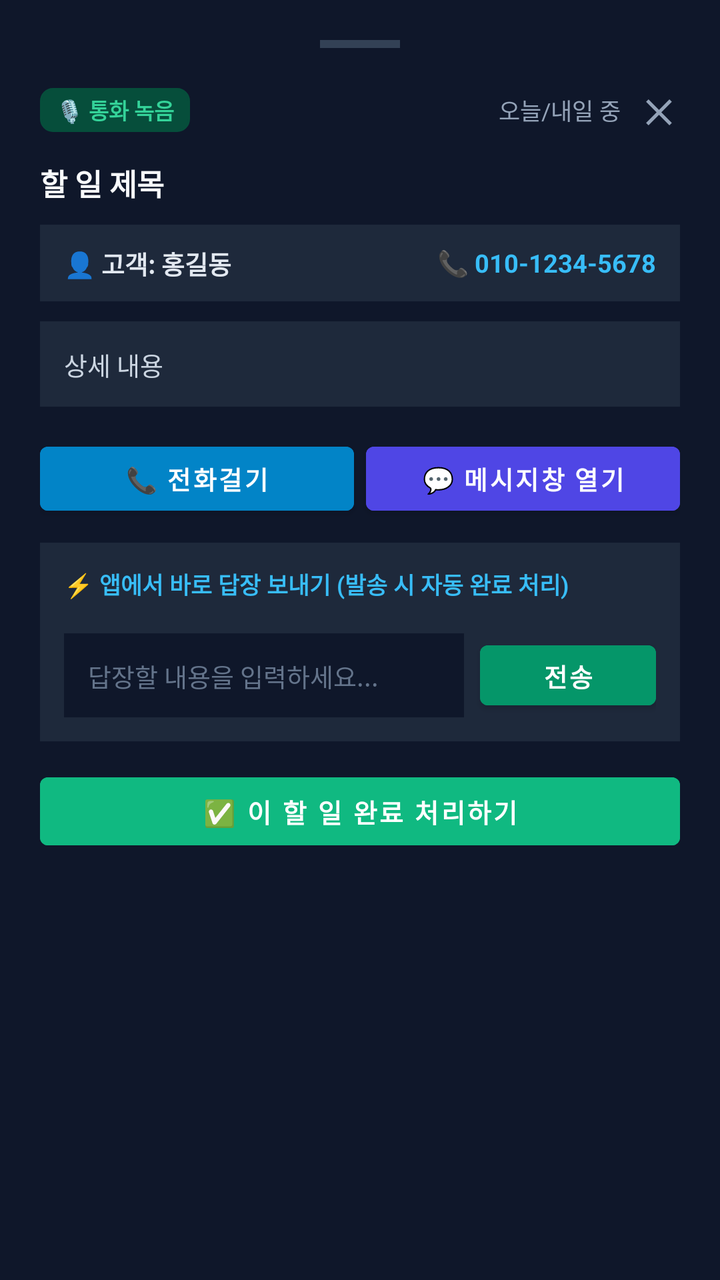
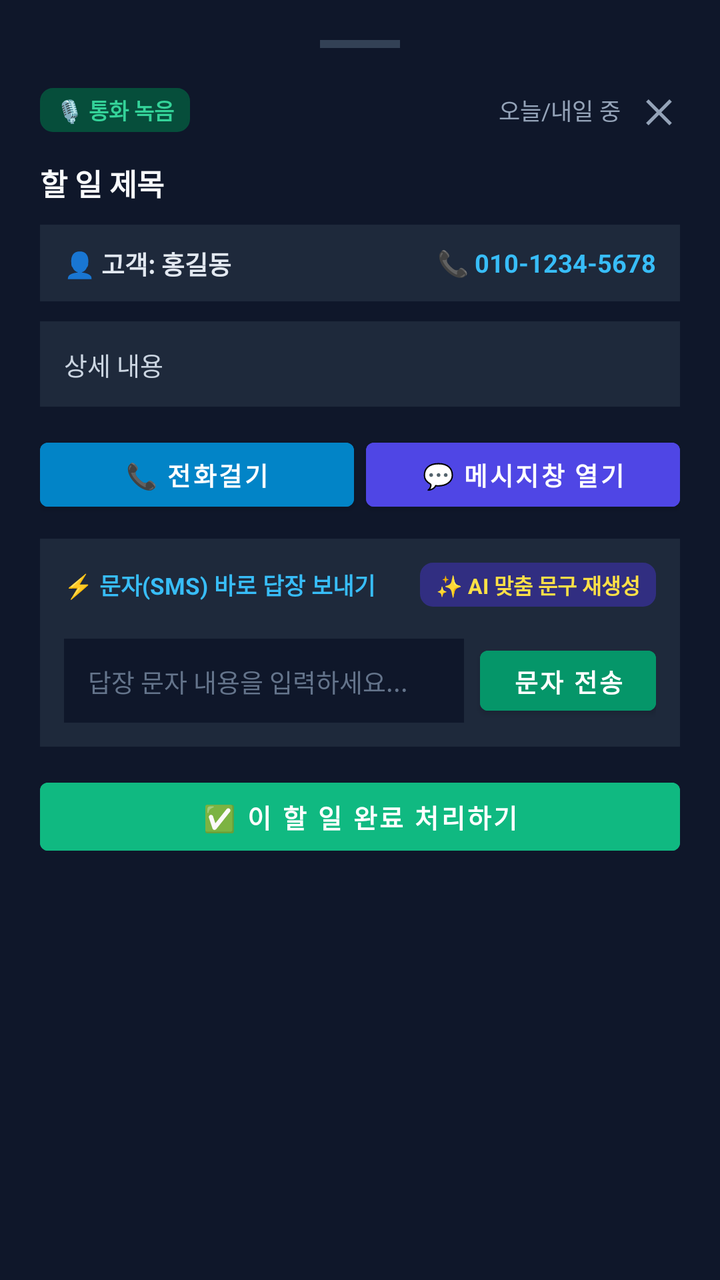

Compare the two renders of this Android layout. The source of the first and the diff that turns it into the second are given below.
<!-- AndroidManifest.xml: application theme Theme.SheetBotDepositAgent -->
<!-- res/layout/dialog_task_action_sheet.xml -->
<?xml version="1.0" encoding="utf-8"?>
<LinearLayout xmlns:android="http://schemas.android.com/apk/res/android"
    android:layout_width="match_parent"
    android:layout_height="wrap_content"
    android:orientation="vertical"
    android:background="#0F172A"
    android:padding="20dp">

    
    <View
        android:layout_width="40dp"
        android:layout_height="4dp"
        android:layout_gravity="center_horizontal"
        android:background="#334155"
        android:layout_marginBottom="16dp" />

    
    <LinearLayout
        android:layout_width="match_parent"
        android:layout_height="wrap_content"
        android:orientation="horizontal"
        android:gravity="center_vertical"
        android:layout_marginBottom="10dp">

        <TextView
            android:id="@+id/tvSheetSourceBadge"
            android:layout_width="wrap_content"
            android:layout_height="wrap_content"
            android:text="🎙️ 통화 녹음"
            android:textColor="#34D399"
            android:textSize="11sp"
            android:textStyle="bold"
            android:background="@drawable/bg_badge_version"
            android:backgroundTint="#064E3B"
            android:paddingHorizontal="8dp"
            android:paddingVertical="3dp"
            android:layout_marginEnd="6dp" />

        <TextView
            android:id="@+id/tvSheetStateBadge"
            android:layout_width="wrap_content"
            android:layout_height="wrap_content"
            android:text="회신요망"
            android:textColor="#E0F2FE"
            android:textSize="11sp"
            android:textStyle="bold"
            android:background="@drawable/bg_badge_version"
            android:backgroundTint="#0284C7"
            android:paddingHorizontal="8dp"
            android:paddingVertical="3dp"
            android:visibility="gone"
            android:layout_marginEnd="6dp" />

        <TextView
            android:id="@+id/tvSheetDueDate"
            android:layout_width="0dp"
            android:layout_height="wrap_content"
            android:layout_weight="1"
            android:text="오늘/내일 중"
            android:textColor="#94A3B8"
            android:textSize="11.5sp"
            android:gravity="end"
            android:layout_marginEnd="8dp" />

        <TextView
            android:id="@+id/btnCloseTaskSheet"
            android:layout_width="wrap_content"
            android:layout_height="wrap_content"
            android:text="✕"
            android:textColor="#94A3B8"
            android:textSize="16sp"
            android:textStyle="bold"
            android:padding="4dp" />
    </LinearLayout>

    
    <TextView
        android:id="@+id/tvSheetTaskTitle"
        android:layout_width="match_parent"
        android:layout_height="wrap_content"
        android:text="할 일 제목"
        android:textColor="#F8FAFC"
        android:textSize="15sp"
        android:textStyle="bold"
        android:lineSpacingExtra="3dp"
        android:layout_marginBottom="10dp" />

    
    <LinearLayout
        android:id="@+id/layoutSheetContactBox"
        android:layout_width="match_parent"
        android:layout_height="wrap_content"
        android:orientation="horizontal"
        android:gravity="center_vertical"
        android:background="#1E293B"
        android:paddingHorizontal="12dp"
        android:paddingVertical="10dp"
        android:layout_marginBottom="10dp">

        <TextView
            android:id="@+id/tvSheetContactName"
            android:layout_width="0dp"
            android:layout_height="wrap_content"
            android:layout_weight="1"
            android:text="👤 고객: 홍길동"
            android:textColor="#E2E8F0"
            android:textSize="12.5sp"
            android:textStyle="bold" />

        <TextView
            android:id="@+id/tvSheetContactPhone"
            android:layout_width="wrap_content"
            android:layout_height="wrap_content"
            android:text="📞 010-1234-5678"
            android:textColor="#38BDF8"
            android:textSize="12.5sp"
            android:textStyle="bold" />
    </LinearLayout>

    
    <androidx.core.widget.NestedScrollView
        android:id="@+id/scrollSheetDescription"
        android:layout_width="match_parent"
        android:layout_height="wrap_content"
        android:maxHeight="150dp"
        android:background="#1E293B"
        android:padding="12dp"
        android:layout_marginBottom="14dp">

        <TextView
            android:id="@+id/tvSheetTaskDescription"
            android:layout_width="match_parent"
            android:layout_height="wrap_content"
            android:text="상세 내용"
            android:textColor="#CBD5E1"
            android:textSize="12.5sp"
            android:lineSpacingExtra="3dp" />
    </androidx.core.widget.NestedScrollView>

    
    <LinearLayout
        android:layout_width="match_parent"
        android:layout_height="wrap_content"
        android:orientation="horizontal"
        android:layout_marginBottom="10dp">

        <Button
            android:id="@+id/btnActionCallNow"
            android:layout_width="0dp"
            android:layout_height="44dp"
            android:layout_weight="1"
            android:text="📞 전화걸기"
            android:textColor="#FFFFFF"
            android:textSize="12.5sp"
            android:textStyle="bold"
            android:backgroundTint="#0284C7"
            android:layout_marginEnd="6dp" />

        <Button
            android:id="@+id/btnActionOpenSmsApp"
            android:layout_width="0dp"
            android:layout_height="44dp"
            android:layout_weight="1"
            android:text="💬 메시지창 열기"
            android:textColor="#FFFFFF"
            android:textSize="12.5sp"
            android:textStyle="bold"
            android:backgroundTint="#4F46E5" />

        <Button
            android:id="@+id/btnActionOpenKakao"
            android:layout_width="0dp"
            android:layout_height="44dp"
            android:layout_weight="1"
            android:text="💛 카톡 열기"
            android:textColor="#1E293B"
            android:textSize="12.5sp"
            android:textStyle="bold"
            android:backgroundTint="#FACC15"
            android:layout_marginStart="6dp"
            android:visibility="gone" />
    </LinearLayout>

    
    <LinearLayout
        android:id="@+id/layoutQuickReplyBox"
        android:layout_width="match_parent"
        android:layout_height="wrap_content"
        android:orientation="vertical"
        android:background="#1E293B"
        android:padding="12dp"
        android:layout_marginBottom="12dp">

        <TextView
            android:id="@+id/tvQuickReplyHeader"
            android:layout_width="match_parent"
            android:layout_height="wrap_content"
            android:text="⚡ 앱에서 바로 답장 보내기 (발송 시 자동 완료 처리)"
            android:textColor="#38BDF8"
            android:textSize="11.5sp"
            android:textStyle="bold"
            android:layout_marginBottom="8dp" />

        
        <HorizontalScrollView
            android:layout_width="match_parent"
            android:layout_height="wrap_content"
            android:scrollbars="none"
            android:layout_marginBottom="8dp">

            <LinearLayout
                android:id="@+id/layoutQuickReplyTemplates"
                android:layout_width="wrap_content"
                android:layout_height="wrap_content"
                android:orientation="horizontal" />
        </HorizontalScrollView>

        
        <LinearLayout
            android:layout_width="match_parent"
            android:layout_height="wrap_content"
            android:orientation="horizontal"
            android:gravity="center_vertical">

            <EditText
                android:id="@+id/etQuickReplyMessage"
                android:layout_width="0dp"
                android:layout_height="wrap_content"
                android:minHeight="42dp"
                android:maxLines="3"
                android:layout_weight="1"
                android:background="#0F172A"
                android:paddingHorizontal="12dp"
                android:paddingVertical="8dp"
                android:hint="답장할 내용을 입력하세요..."
                android:textColor="#FFFFFF"
                android:textColorHint="#64748B"
                android:textSize="12.5sp"
                android:layout_marginEnd="8dp" />

            <Button
                android:id="@+id/btnSendQuickReplyNow"
                android:layout_width="wrap_content"
                android:layout_height="42dp"
                android:text="전송"
                android:textColor="#FFFFFF"
                android:textSize="12.5sp"
                android:textStyle="bold"
                android:backgroundTint="#059669" />
        </LinearLayout>
    </LinearLayout>

    
    <Button
        android:id="@+id/btnActionToggleTaskDone"
        android:layout_width="match_parent"
        android:layout_height="46dp"
        android:text="✅ 이 할 일 완료 처리하기"
        android:textColor="#FFFFFF"
        android:textSize="13sp"
        android:textStyle="bold"
        android:backgroundTint="#10B981" />

</LinearLayout>
<!-- resources referenced by this layout -->
<resources>
  <!-- drawable bg_badge_version (drawable) -->
  <?xml version="1.0" encoding="utf-8"?>
  <shape xmlns:android="http://schemas.android.com/apk/res/android"
      android:shape="rectangle">
      <corners android:radius="6dp" />
      <solid android:color="#064E3B" />
      <stroke android:width="1dp" android:color="#059669" />
  </shape>
  <style name="Theme.SheetBotDepositAgent" parent="Theme.MaterialComponents.DayNight.NoActionBar">
          <item name="colorPrimary">@color/purple_500</item>
          <item name="colorPrimaryVariant">@color/purple_700</item>
          <item name="colorOnPrimary">@color/white</item>
          <item name="colorSecondary">@color/teal_200</item>
          <item name="colorSecondaryVariant">@color/teal_700</item>
          <item name="colorOnSecondary">@color/black</item>
          <item name="android:statusBarColor">#0F172A</item>
      </style>
  <color name="purple_500">#4F46E5</color>
  <color name="purple_700">#4338CA</color>
  <color name="white">#FFFFFFFF</color>
  <color name="teal_200">#10B981</color>
  <color name="teal_700">#059669</color>
  <color name="black">#000000</color>
</resources>

<!-- the commit's change to res/layout/dialog_task_action_sheet.xml (unified diff, before → after) -->
@@ -118,14 +118,83 @@
     </LinearLayout>
 
     
+    <LinearLayout
+        android:id="@+id/layoutAudioPlayerBox"
+        android:layout_width="match_parent"
+        android:layout_height="wrap_content"
+        android:orientation="vertical"
+        android:background="#064E3B"
+        android:padding="12dp"
+        android:layout_marginBottom="10dp"
+        android:visibility="gone">
+
+        <LinearLayout
+            android:layout_width="match_parent"
+            android:layout_height="wrap_content"
+            android:orientation="horizontal"
+            android:gravity="center_vertical"
+            android:layout_marginBottom="6dp">
+
+            <TextView
+                android:id="@+id/tvAudioFileName"
+                android:layout_width="0dp"
+                android:layout_height="wrap_content"
+                android:layout_weight="1"
+                android:text="🎧 통화 녹음 원본 듣기"
+                android:textColor="#A7F3D0"
+                android:textSize="11.5sp"
+                android:textStyle="bold"
+                android:singleLine="true"
+                android:ellipsize="middle" />
+
+            <TextView
+                android:id="@+id/tvAudioTimeStatus"
+                android:layout_width="wrap_content"
+                android:layout_height="wrap_content"
+                android:text="00:00 / 00:00"
+                android:textColor="#E2E8F0"
+                android:textSize="11sp"
+                android:layout_marginStart="8dp" />
+        </LinearLayout>
+
+        <LinearLayout
+            android:layout_width="match_parent"
+            android:layout_height="wrap_content"
+            android:orientation="horizontal"
+            android:gravity="center_vertical">
+
+            <Button
+                android:id="@+id/btnPlayPauseAudio"
+                android:layout_width="wrap_content"
+                android:layout_height="36dp"
+                android:minWidth="74dp"
+                android:paddingHorizontal="10dp"
+                android:text="▶ 듣기"
+                android:textColor="#064E3B"
+                android:textSize="11.5sp"
+                android:textStyle="bold"
+                android:backgroundTint="#34D399" />
+
+            <SeekBar
+                android:id="@+id/seekBarAudio"
+                android:layout_width="0dp"
+                android:layout_height="wrap_content"
+                android:layout_weight="1"
+                android:progressTint="#34D399"
+                android:thumbTint="#34D399"
+                android:layout_marginStart="6dp" />
+        </LinearLayout>
+    </LinearLayout>
+
+    
     <androidx.core.widget.NestedScrollView
         android:id="@+id/scrollSheetDescription"
         android:layout_width="match_parent"
         android:layout_height="wrap_content"
-        android:maxHeight="150dp"
+        android:maxHeight="140dp"
         android:background="#1E293B"
         android:padding="12dp"
-        android:layout_marginBottom="14dp">
+        android:layout_marginBottom="12dp">
 
         <TextView
             android:id="@+id/tvSheetTaskDescription"
@@ -191,15 +260,36 @@
         android:padding="12dp"
         android:layout_marginBottom="12dp">
 
-        <TextView
-            android:id="@+id/tvQuickReplyHeader"
-            android:layout_width="match_parent"
-            android:layout_height="wrap_content"
-            android:text="⚡ 앱에서 바로 답장 보내기 (발송 시 자동 완료 처리)"
-            android:textColor="#38BDF8"
-            android:textSize="11.5sp"
-            android:textStyle="bold"
-            android:layout_marginBottom="8dp" />
+        <LinearLayout
+            android:layout_width="match_parent"
+            android:layout_height="wrap_content"
+            android:orientation="horizontal"
+            android:gravity="center_vertical"
+            android:layout_marginBottom="8dp">
+
+            <TextView
+                android:id="@+id/tvQuickReplyHeader"
+                android:layout_width="0dp"
+                android:layout_height="wrap_content"
+                android:layout_weight="1"
+                android:text="⚡ 문자(SMS) 바로 답장 보내기"
+                android:textColor="#38BDF8"
+                android:textSize="11.5sp"
+                android:textStyle="bold" />
+
+            <TextView
+                android:id="@+id/btnAiSuggestReply"
+                android:layout_width="wrap_content"
+                android:layout_height="wrap_content"
+                android:text="✨ AI 맞춤 문구 재생성"
+                android:textColor="#FDE047"
+                android:textSize="10.5sp"
+                android:textStyle="bold"
+                android:background="@drawable/bg_badge_version"
+                android:backgroundTint="#312E81"
+                android:paddingHorizontal="8dp"
+                android:paddingVertical="3dp" />
+        </LinearLayout>
 
         
         <HorizontalScrollView
@@ -227,12 +317,12 @@
                 android:layout_width="0dp"
                 android:layout_height="wrap_content"
                 android:minHeight="42dp"
-                android:maxLines="3"
+                android:maxLines="4"
                 android:layout_weight="1"
                 android:background="#0F172A"
                 android:paddingHorizontal="12dp"
                 android:paddingVertical="8dp"
-                android:hint="답장할 내용을 입력하세요..."
+                android:hint="답장 문자 내용을 입력하세요..."
                 android:textColor="#FFFFFF"
                 android:textColorHint="#64748B"
                 android:textSize="12.5sp"
@@ -242,7 +332,7 @@
                 android:id="@+id/btnSendQuickReplyNow"
                 android:layout_width="wrap_content"
                 android:layout_height="42dp"
-                android:text="전송"
+                android:text="문자 전송"
                 android:textColor="#FFFFFF"
                 android:textSize="12.5sp"
                 android:textStyle="bold"
